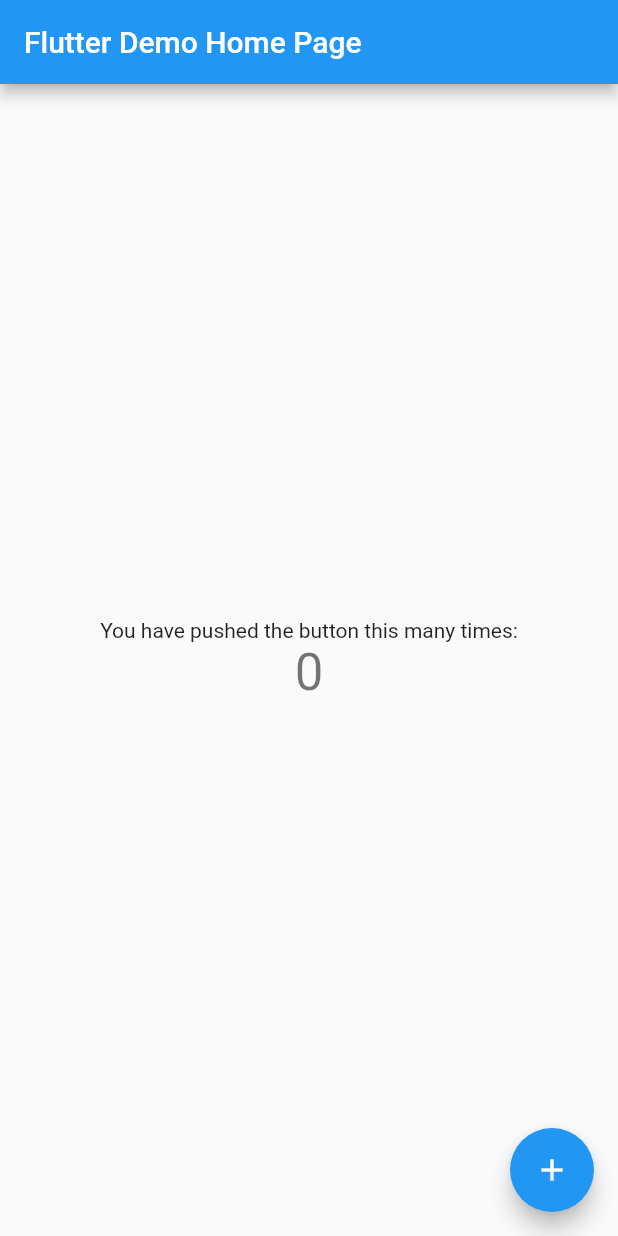
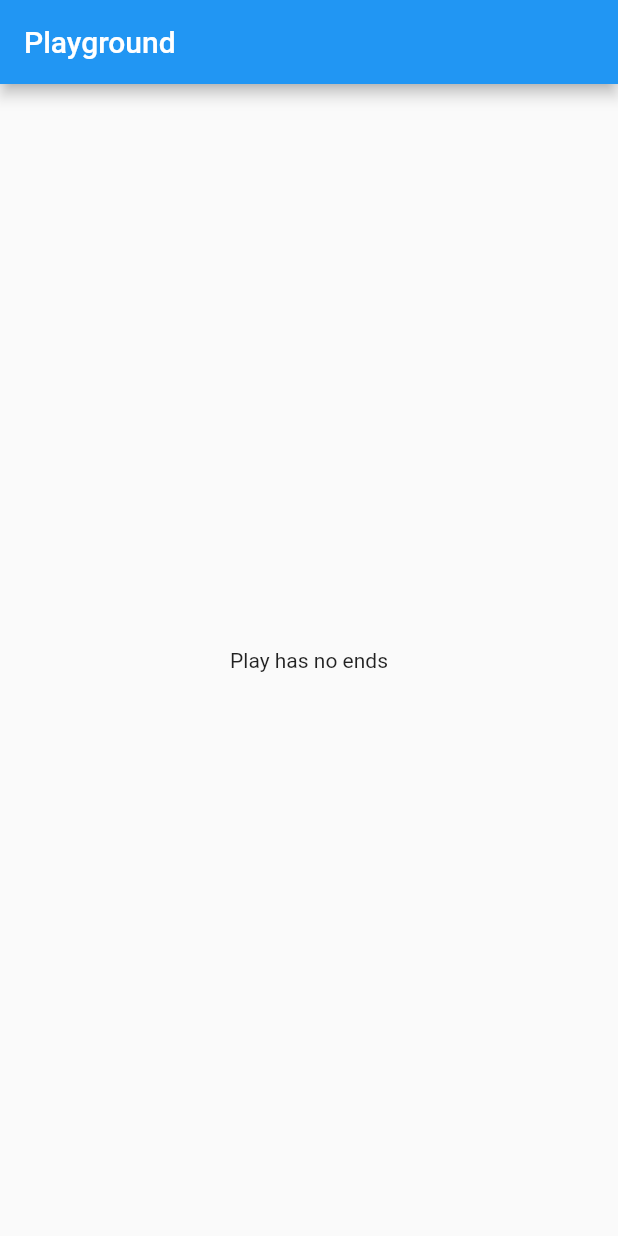
Before and after one commit to DeleMike/playground-flutter, a Flutter app: the screen it shows after launch, on a phone screen of 412 x 824 dp. Run offline on Flutter 3.47's test engine with Material 2 defaults, Android fonts, the phone set to English and light mode, and no system bars.

Commit message:
clean up main.dart file

```diff
--- a/lib/main.dart
+++ b/lib/main.dart
@@ -5,113 +5,30 @@
 }
 
 class MyApp extends StatelessWidget {
-  // This widget is the root of your application.
   @override
   Widget build(BuildContext context) {
     return MaterialApp(
-      title: 'Flutter Demo',
+      title: 'Flutter PlayGround',
       theme: ThemeData(
-        // This is the theme of your application.
-        //
-        // Try running your application with "flutter run". You'll see the
-        // application has a blue toolbar. Then, without quitting the app, try
-        // changing the primarySwatch below to Colors.green and then invoke
-        // "hot reload" (press "r" in the console where you ran "flutter run",
-        // or simply save your changes to "hot reload" in a Flutter IDE).
-        // Notice that the counter didn't reset back to zero; the application
-        // is not restarted.
         primarySwatch: Colors.blue,
-        // This makes the visual density adapt to the platform that you run
-        // the app on. For desktop platforms, the controls will be smaller and
-        // closer together (more dense) than on mobile platforms.
         visualDensity: VisualDensity.adaptivePlatformDensity,
       ),
-      home: MyHomePage(title: 'Flutter Demo Home Page'),
+      home: MyHomePage(),
     );
   }
 }
 
-class MyHomePage extends StatefulWidget {
-  MyHomePage({Key key, this.title}) : super(key: key);
-
-  // This widget is the home page of your application. It is stateful, meaning
-  // that it has a State object (defined below) that contains fields that affect
-  // how it looks.
-
-  // This class is the configuration for the state. It holds the values (in this
-  // case the title) provided by the parent (in this case the App widget) and
-  // used by the build method of the State. Fields in a Widget subclass are
-  // always marked "final".
-
-  final String title;
-
-  @override
-  _MyHomePageState createState() => _MyHomePageState();
-}
-
-class _MyHomePageState extends State<MyHomePage> {
-  int _counter = 0;
-
-  void _incrementCounter() {
-    setState(() {
-      // This call to setState tells the Flutter framework that something has
-      // changed in this State, which causes it to rerun the build method below
-      // so that the display can reflect the updated values. If we changed
-      // _counter without calling setState(), then the build method would not be
-      // called again, and so nothing would appear to happen.
-      _counter++;
-    });
-  }
+class MyHomePage extends StatelessWidget {
 
   @override
   Widget build(BuildContext context) {
-    // This method is rerun every time setState is called, for instance as done
-    // by the _incrementCounter method above.
-    //
-    // The Flutter framework has been optimized to make rerunning build methods
-    // fast, so that you can just rebuild anything that needs updating rather
-    // than having to individually change instances of widgets.
     return Scaffold(
       appBar: AppBar(
-        // Here we take the value from the MyHomePage object that was created by
-        // the App.build method, and use it to set our appbar title.
-        title: Text(widget.title),
+        title: Text('Playground'),
       ),
       body: Center(
-        // Center is a layout widget. It takes a single child and positions it
-        // in the middle of the parent.
-        child: Column(
-          // Column is also a layout widget. It takes a list of children and
-          // arranges them vertically. By default, it sizes itself to fit its
-          // children horizontally, and tries to be as tall as its parent.
-          //
-          // Invoke "debug painting" (press "p" in the console, choose the
-          // "Toggle Debug Paint" action from the Flutter Inspector in Android
-          // Studio, or the "Toggle Debug Paint" command in Visual Studio Code)
-          // to see the wireframe for each widget.
-          //
-          // Column has various properties to control how it sizes itself and
-          // how it positions its children. Here we use mainAxisAlignment to
-          // center the children vertically; the main axis here is the vertical
-          // axis because Columns are vertical (the cross axis would be
-          // horizontal).
-          mainAxisAlignment: MainAxisAlignment.center,
-          children: <Widget>[
-            Text(
-              'You have pushed the button this many times:',
-            ),
-            Text(
-              '$_counter',
-              style: Theme.of(context).textTheme.headline4,
-            ),
-          ],
-        ),
+        child: Text('Play has no ends'),
       ),
-      floatingActionButton: FloatingActionButton(
-        onPressed: _incrementCounter,
-        tooltip: 'Increment',
-        child: Icon(Icons.add),
-      ), // This trailing comma makes auto-formatting nicer for build methods.
     );
   }
 }
```
